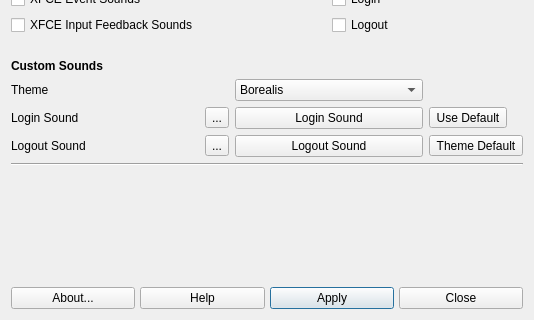
This is mxsystemsounds.ui in MX-Linux/mx-system-sounds as Qt 5 draws it before an edit; both pictures show x 0 to 534 and y 158 to 478 of the 534 by 478 pixel window. The edited form follows.
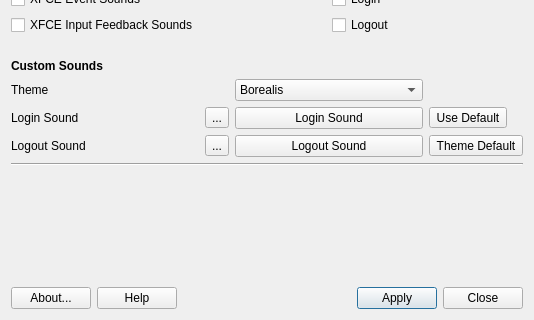
This is the edited form. Icons and pictures are not drawn.

```diff
--- a/mxsystemsounds.ui
+++ b/mxsystemsounds.ui
@@ -254,26 +254,8 @@
     </spacer>
    </item>
    <item row="3" column="0" colspan="2">
-    <layout class="QGridLayout" name="buttonBar" columnstretch="0,0,0,0,0,0,0">
-     <property name="sizeConstraint">
-      <enum>QLayout::SetDefaultConstraint</enum>
-     </property>
-     <property name="leftMargin">
-      <number>0</number>
-     </property>
-     <property name="topMargin">
-      <number>0</number>
-     </property>
-     <property name="rightMargin">
-      <number>0</number>
-     </property>
-     <property name="bottomMargin">
-      <number>0</number>
-     </property>
-     <property name="spacing">
-      <number>5</number>
-     </property>
-     <item row="0" column="0">
+    <layout class="QHBoxLayout" name="horizontalLayout">
+     <item>
       <widget class="QPushButton" name="buttonAbout">
        <property name="sizePolicy">
         <sizepolicy hsizetype="Minimum" vsizetype="Preferred">
@@ -299,7 +281,7 @@
        </property>
       </widget>
      </item>
-     <item row="0" column="1">
+     <item>
       <widget class="QPushButton" name="buttonHelp">
        <property name="sizePolicy">
         <sizepolicy hsizetype="Minimum" vsizetype="Preferred">
@@ -322,7 +304,78 @@
        </property>
       </widget>
      </item>
-     <item row="0" column="6">
+     <item>
+      <spacer name="horizontalSpacer_2">
+       <property name="orientation">
+        <enum>Qt::Horizontal</enum>
+       </property>
+       <property name="sizeHint" stdset="0">
+        <size>
+         <width>40</width>
+         <height>20</height>
+        </size>
+       </property>
+      </spacer>
+     </item>
+     <item>
+      <widget class="QLabel" name="label_6">
+       <property name="maximumSize">
+        <size>
+         <width>32</width>
+         <height>32</height>
+        </size>
+       </property>
+       <property name="text">
+        <string/>
+       </property>
+       <property name="pixmap">
+        <pixmap>../../../usr/share/mx-system-sounds/icons/mxfcelogo.png</pixmap>
+       </property>
+       <property name="scaledContents">
+        <bool>true</bool>
+       </property>
+      </widget>
+     </item>
+     <item>
+      <spacer name="horizontalSpacer">
+       <property name="orientation">
+        <enum>Qt::Horizontal</enum>
+       </property>
+       <property name="sizeHint" stdset="0">
+        <size>
+         <width>40</width>
+         <height>20</height>
+        </size>
+       </property>
+      </spacer>
+     </item>
+     <item>
+      <widget class="QPushButton" name="buttonApply">
+       <property name="sizePolicy">
+        <sizepolicy hsizetype="Minimum" vsizetype="Preferred">
+         <horstretch>0</horstretch>
+         <verstretch>0</verstretch>
+        </sizepolicy>
+       </property>
+       <property name="text">
+        <string>Apply</string>
+       </property>
+       <property name="icon">
+        <iconset>
+         <normaloff>icons/dialog-ok.png</normaloff>icons/dialog-ok.png</iconset>
+       </property>
+       <property name="shortcut">
+        <string/>
+       </property>
+       <property name="autoDefault">
+        <bool>true</bool>
+       </property>
+       <property name="default">
+        <bool>true</bool>
+       </property>
+      </widget>
+     </item>
+     <item>
       <widget class="QPushButton" name="buttonCancel">
        <property name="sizePolicy">
         <sizepolicy hsizetype="Minimum" vsizetype="Preferred">
@@ -348,32 +401,6 @@
        </property>
       </widget>
      </item>
-     <item row="0" column="4">
-      <widget class="QPushButton" name="buttonApply">
-       <property name="sizePolicy">
-        <sizepolicy hsizetype="Minimum" vsizetype="Preferred">
-         <horstretch>0</horstretch>
-         <verstretch>0</verstretch>
-        </sizepolicy>
-       </property>
-       <property name="text">
-        <string>Apply</string>
-       </property>
-       <property name="icon">
-        <iconset>
-         <normaloff>icons/dialog-ok.png</normaloff>icons/dialog-ok.png</iconset>
-       </property>
-       <property name="shortcut">
-        <string/>
-       </property>
-       <property name="autoDefault">
-        <bool>true</bool>
-       </property>
-       <property name="default">
-        <bool>true</bool>
-       </property>
-      </widget>
-     </item>
     </layout>
    </item>
   </layout>
```
